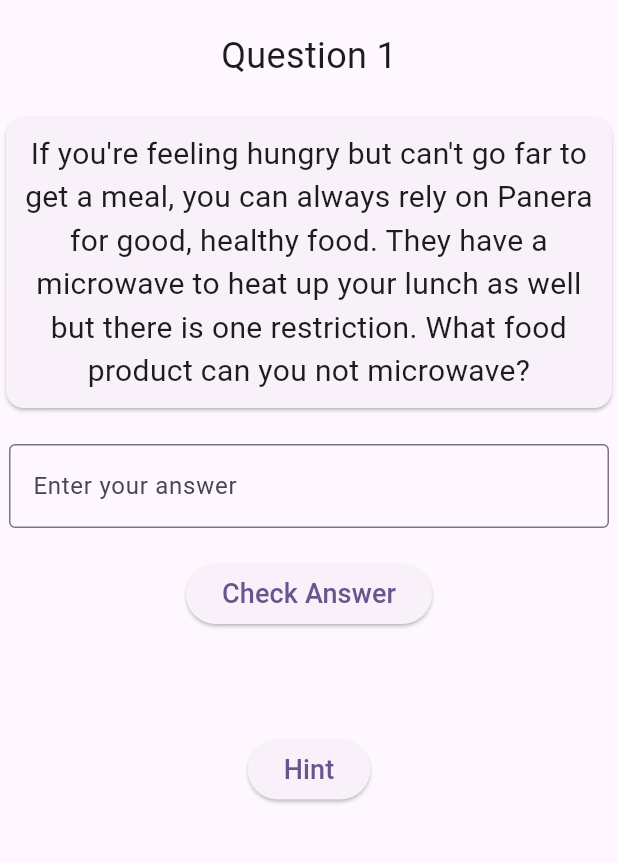
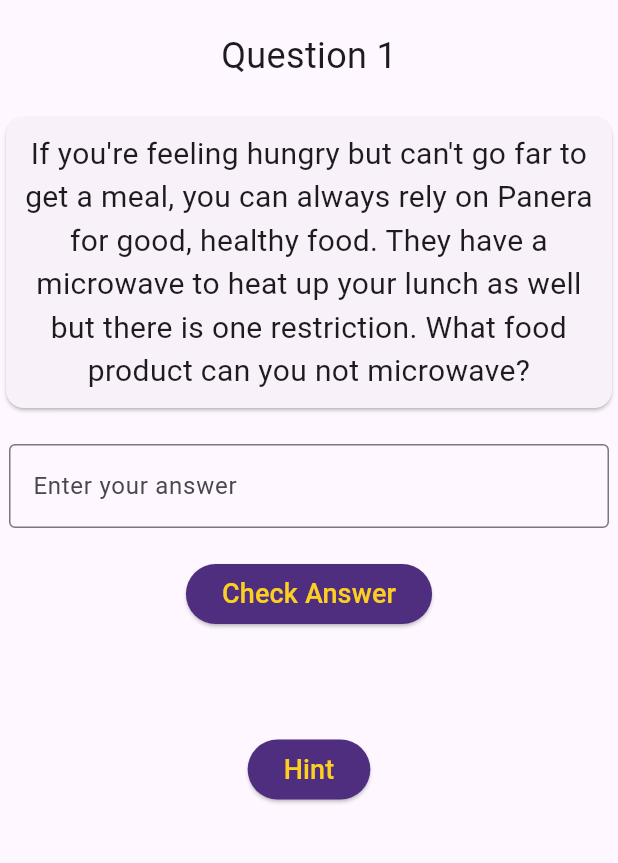
Before and after one commit to gnamlsu/flutter_application_16, a Flutter app: the GameScreen screen opened by its route, on a phone screen of 412 x 824 dp, the part 84-947 px from its top. Run offline on Flutter 3.47's test engine with Material 3 defaults, Android fonts, the phone set to English and light mode, and no system bars; our stand-ins replace google_fonts.

Commit message:
Changed color of check answer and hint buttons

```diff
--- a/lib/main.dart
+++ b/lib/main.dart
@@ -162,7 +162,10 @@ class GameScreenState extends State<GameScreen> {
               onPressed:() {
                 checkAnswer();
               },
-              child: Text("Check Answer", style: TextStyle(fontSize: 18)),
+              style: ButtonStyle(
+                backgroundColor: WidgetStateProperty.all(Color.fromRGBO(79, 46, 128, 1)),
+              ),
+              child: Text("Check Answer", style: TextStyle(fontSize: 18, color: Color.fromRGBO(252, 207, 33, 1))),
             ),
             SizedBox(height: 20),
             Text(result, style: TextStyle(fontSize: 20, color: resultColor)),
@@ -171,7 +174,10 @@ class GameScreenState extends State<GameScreen> {
               onPressed:() {
                 getHint();
               },
-              child: Text("Hint", style: TextStyle(fontSize: 18)),
+              style: ButtonStyle(
+                backgroundColor: WidgetStateProperty.all(Color.fromRGBO(79, 46, 128, 1)),
+              ),
+              child: Text("Hint", style: TextStyle(fontSize: 18, color: Color.fromRGBO(252, 207, 33, 1))),
             ),
             SizedBox(height: 20),
             if (displayHint)
```
